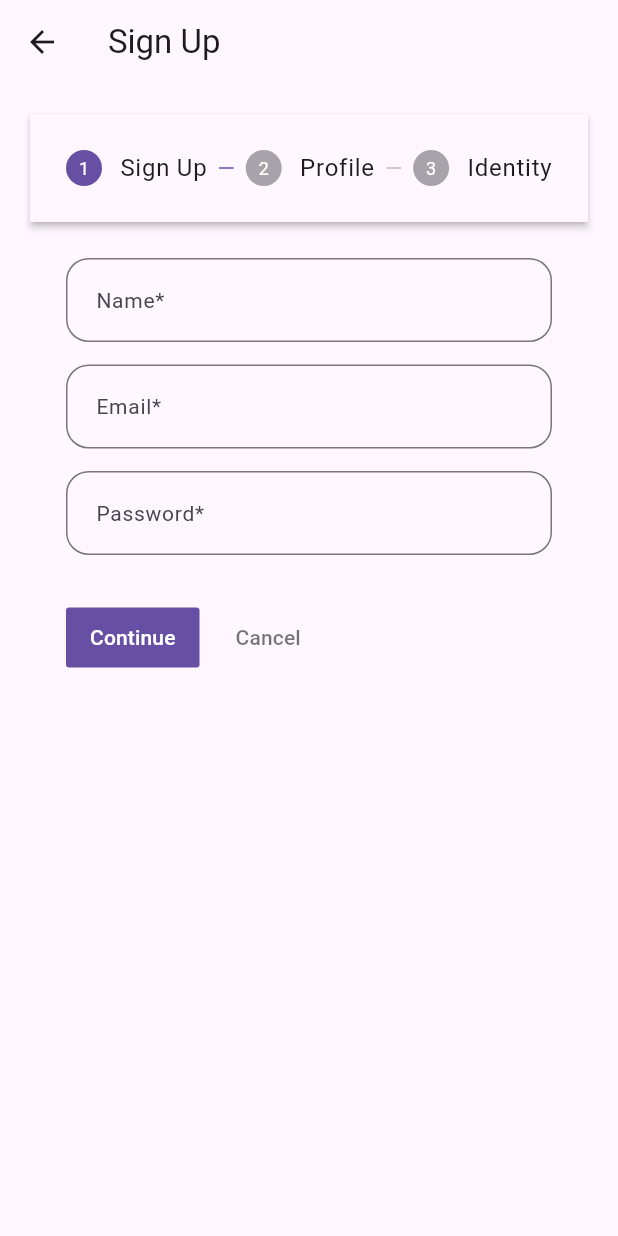
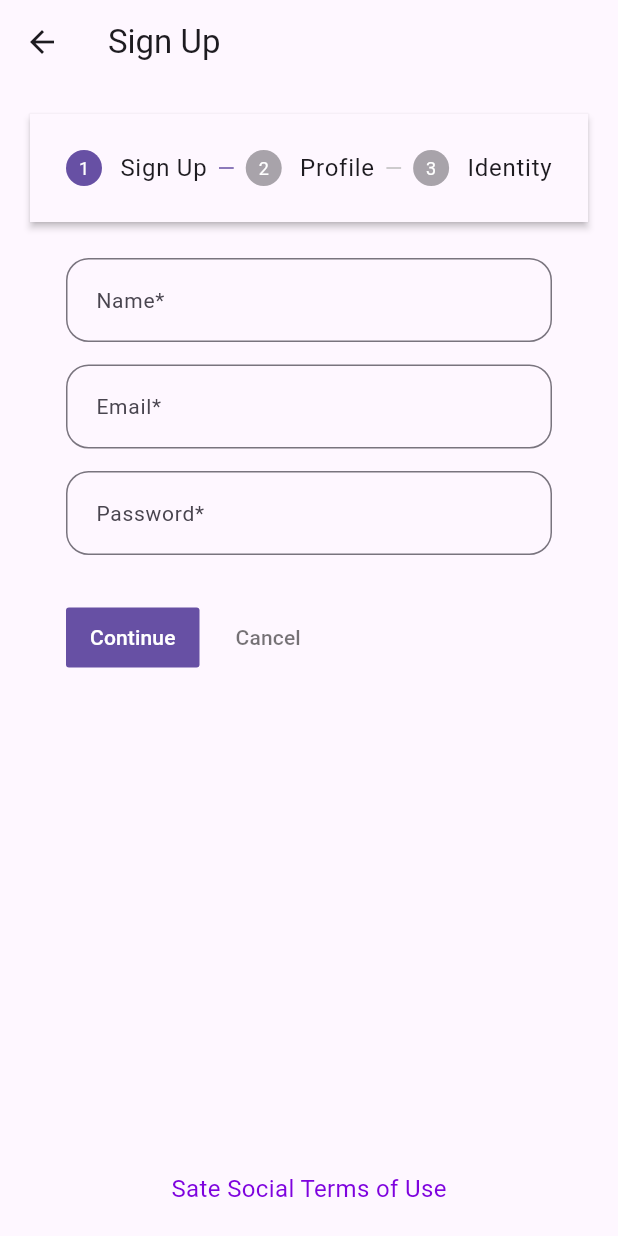
Before and after one commit to launchtec/satesocial-V1.0.0, a Flutter app: the SignUpView screen opened directly, on a phone screen of 412 x 824 dp. Run offline on Flutter 3.47's test engine with Material 3 defaults, Android fonts, the phone set to English and light mode, and no system bars; our stand-ins replace bloc, built_value, cloud_firestore, dropdown_button2, equatable, file_picker and 12 more; missing offline and left inert: flutter_material_pickers, flutter_selfie_liveness, haversine_distance; accounts and stored records are empty; generated files the repository leaves out were written again.

Commit message:
Adding Term of use

```diff
--- a/lib/core/util/app_constants.dart
+++ b/lib/core/util/app_constants.dart
@@ -6,6 +6,7 @@ import 'images.dart';
 class AppConstants {
   static const String appName = 'Sate Social';
   static const double appVersion = 1.0;
+  static const String termOfUseLink = 'https://satesocial.com/sate-social-terms-of-use/';
 
   // Sign Up constants
   static const List<String> genderList = ['Male', 'Female', 'Non Binary'];
--- a/lib/features/auth/presentation/screens/sign_up_screen.dart
+++ b/lib/features/auth/presentation/screens/sign_up_screen.dart
@@ -1,6 +1,7 @@
 import 'dart:async';
 
 import 'package:dropdown_button2/dropdown_button2.dart';
+import 'package:flutter/cupertino.dart';
 import 'package:flutter/material.dart';
 import 'package:flutter_bloc/flutter_bloc.dart';
 import 'package:flutter_material_pickers/helpers/show_number_picker.dart';
@@ -8,6 +9,8 @@ import 'package:flutter_selfie_liveness/selfie_liveness.dart';
 import 'package:get/get.dart';
 import 'package:sate_social/core/util/app_constants.dart';
 import 'package:sate_social/core/util/dimensions.dart';
+import 'package:sate_social/core/util/styles.dart';
+import 'package:url_launcher/url_launcher_string.dart';
 
 import '../../../../core/route/route_helper.dart';
 import '../../../../core/util/images.dart';
@@ -60,8 +63,7 @@ class _SignUpViewState extends State<SignUpView> {
       appBar: AppBar(
         title: const Text('Sign Up'),
       ),
-      body: BlocConsumer<SignUpCubit, SignUpState>(
-          listener: (context, state) {
+      body: BlocConsumer<SignUpCubit, SignUpState>(listener: (context, state) {
         if (state.formStatus == FormStatus.invalid) {
           ScaffoldMessenger.of(context)
             ..hideCurrentSnackBar()
@@ -92,13 +94,14 @@ class _SignUpViewState extends State<SignUpView> {
             );
         }
         if (state.formStatus == FormStatus.submissionSuccess) {
-              Get.toNamed(
-                  RouteHelper.getDashboardRoute());
+          Get.toNamed(RouteHelper.getDashboardRoute());
         }
-          },
-          builder: (context, state) {
-            return Container(
-                padding: const EdgeInsets.all(20),
+      }, builder: (context, state) {
+        return SafeArea(
+            child: Container(
+                padding: const EdgeInsets.all(Dimensions.paddingSizeLarge),
+                child: Column(children: [
+                  Expanded(
                       child: Stepper(
                     type: StepperType.horizontal,
                     currentStep: currentStep,
@@ -108,7 +111,9 @@ class _SignUpViewState extends State<SignUpView> {
                             currentStep -= 1;
                           }),
                     onStepContinue: () {
-                    bool completeStep = context.read<SignUpCubit>().checkStepComplete(currentStep);
+                      bool completeStep = context
+                          .read<SignUpCubit>()
+                          .checkStepComplete(currentStep);
                       if (completeStep) {
                         bool isLastStep = (currentStep == 2);
                         if (isLastStep) {
@@ -120,11 +125,18 @@ class _SignUpViewState extends State<SignUpView> {
                         }
                       }
                     },
-                  onStepTapped: (step) => setState(() {
-                    currentStep = step;
+                    onStepTapped: null,
+                    steps: getSteps(state),
+                  )),
+                  InkWell(
+                      child: Text('Sate Social Terms of Use',
+                          style: TextStyle(
+                              fontSize: Dimensions.fontSizeLarge,
+                              color: ColorConstants.primaryColor)),
+                      onTap: () {
+                        launchUrlString(AppConstants.termOfUseLink);
                       }),
-                  steps: getSteps(state),
-                ));
+                ])));
       }),
     );
   }
--- a/pubspec.yaml
+++ b/pubspec.yaml
@@ -34,6 +34,7 @@ dependencies:
   flutter_progress_hud: ^2.0.2
   fpdart: ^0.6.0
   get: ^4.6.5
+  haversine_distance: ^1.2.1
   timeago: ^3.6.1
   geocoding: ^3.0.0
   geolocator: ^11.0.0
@@ -44,8 +45,8 @@ dependencies:
   network_image_mock: ^2.1.1
   package_info_plus: ^5.0.1
   path: ^1.9.0
+  url_launcher: ^6.2.6
   uuid: ^4.3.3
-  haversine_distance: ^1.2.1
 
 dev_dependencies:
   flutter_test:
```
Also changed, not shown: pubspec.lock, 1 other file. Lines whose indentation alone changed are shown as unchanged.
